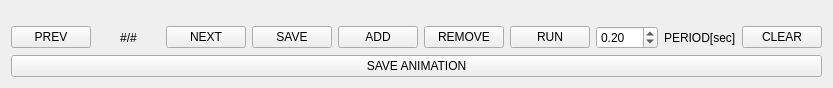
Old version of the form HelmetComm/animationcreation.ui in the repository JoVanRanst/HelmetApp.
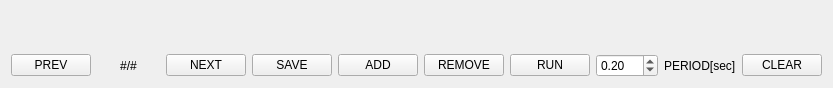
New version of the form.

Commit message: Cleaned up the animationcreation menu

What changed in the file:
```diff
--- a/HelmetComm/animationcreation.ui
+++ b/HelmetComm/animationcreation.ui
@@ -100,13 +100,6 @@
      </item>
     </layout>
    </item>
-   <item>
-    <widget class="QPushButton" name="button_saveAnim">
-     <property name="text">
-      <string>SAVE ANIMATION</string>
-     </property>
-    </widget>
-   </item>
   </layout>
  </widget>
  <resources/>
```
The commit also changes 8 other files.
